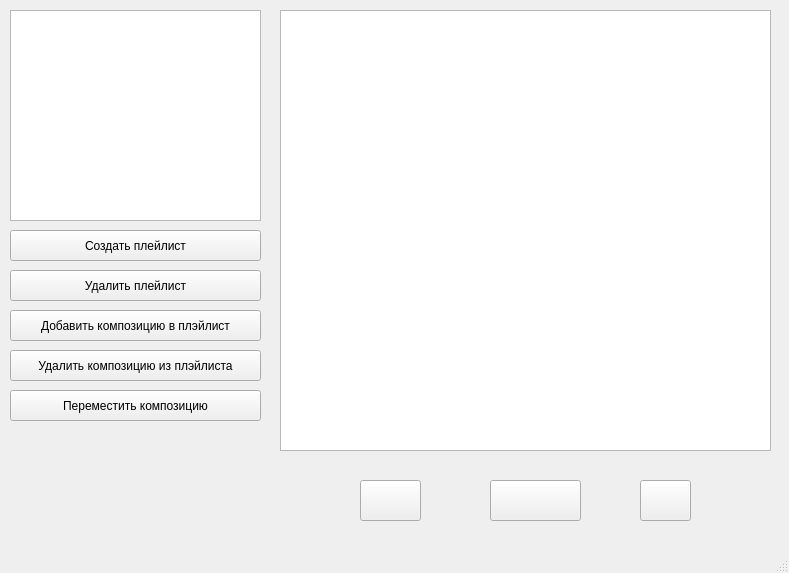
This is ui/MainWindow.ui in Qvert/Player as Qt 5 draws it before an edit. The edited form follows.
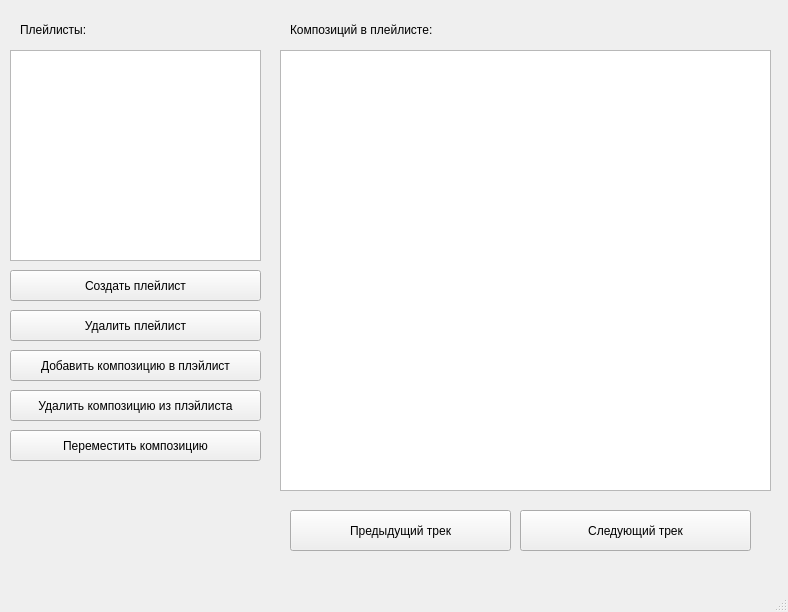
This is the edited form. Icons and pictures are not drawn.

The edit to the form file:
```diff
--- a/ui/MainWindow.ui
+++ b/ui/MainWindow.ui
@@ -6,8 +6,8 @@
    <rect>
     <x>0</x>
     <y>0</y>
-    <width>789</width>
-    <height>573</height>
+    <width>788</width>
+    <height>612</height>
    </rect>
   </property>
   <property name="windowTitle">
@@ -18,7 +18,7 @@
     <property name="geometry">
      <rect>
       <x>10</x>
-      <y>10</y>
+      <y>50</y>
       <width>251</width>
       <height>211</height>
      </rect>
@@ -36,7 +36,7 @@
     <property name="geometry">
      <rect>
       <x>280</x>
-      <y>10</y>
+      <y>50</y>
       <width>491</width>
       <height>441</height>
      </rect>
@@ -46,62 +46,28 @@
       <pointsize>14</pointsize>
      </font>
     </property>
-   </widget>
-   <widget class="QPushButton" name="pause_con">
-    <property name="geometry">
-     <rect>
-      <x>490</x>
-      <y>480</y>
-      <width>91</width>
-      <height>41</height>
-     </rect>
-    </property>
-    <property name="text">
-     <string/>
+    <property name="styleSheet">
+     <string notr="true">color: white;</string>
     </property>
    </widget>
    <widget class="QPushButton" name="prev_track">
     <property name="geometry">
      <rect>
-      <x>360</x>
-      <y>480</y>
-      <width>61</width>
+      <x>290</x>
+      <y>510</y>
+      <width>221</width>
       <height>41</height>
      </rect>
     </property>
     <property name="text">
-     <string/>
-    </property>
-   </widget>
-   <widget class="QPushButton" name="next_track">
-    <property name="geometry">
-     <rect>
-      <x>640</x>
-      <y>480</y>
-      <width>51</width>
-      <height>41</height>
-     </rect>
-    </property>
-    <property name="text">
-     <string/>
-    </property>
-    <property name="icon">
-     <iconset theme="next_">
-      <normalon>kisspng-clip-art-telephone-mobile-phones-openclipart-compu-play-svg-png-icon-free-download-239558-online-5b69d3896c26c2.196513461533662089443.jpg</normalon>
-     </iconset>
-    </property>
-    <property name="iconSize">
-     <size>
-      <width>33</width>
-      <height>33</height>
-     </size>
+     <string>Предыдущий трек</string>
     </property>
    </widget>
    <widget class="QPushButton" name="create_playlist">
     <property name="geometry">
      <rect>
       <x>10</x>
-      <y>230</y>
+      <y>270</y>
       <width>251</width>
       <height>31</height>
      </rect>
@@ -114,7 +80,7 @@
     <property name="geometry">
      <rect>
       <x>10</x>
-      <y>270</y>
+      <y>310</y>
       <width>251</width>
       <height>31</height>
      </rect>
@@ -127,7 +93,7 @@
     <property name="geometry">
      <rect>
       <x>10</x>
-      <y>310</y>
+      <y>350</y>
       <width>251</width>
       <height>31</height>
      </rect>
@@ -140,7 +106,7 @@
     <property name="geometry">
      <rect>
       <x>10</x>
-      <y>350</y>
+      <y>390</y>
       <width>251</width>
       <height>31</height>
      </rect>
@@ -153,7 +119,7 @@
     <property name="geometry">
      <rect>
       <x>10</x>
-      <y>390</y>
+      <y>430</y>
       <width>251</width>
       <height>31</height>
      </rect>
@@ -162,6 +128,45 @@
      <string>Переместить композицию</string>
     </property>
    </widget>
+   <widget class="QLabel" name="label">
+    <property name="geometry">
+     <rect>
+      <x>20</x>
+      <y>20</y>
+      <width>201</width>
+      <height>20</height>
+     </rect>
+    </property>
+    <property name="text">
+     <string>Плейлисты:</string>
+    </property>
+   </widget>
+   <widget class="QLabel" name="label_2">
+    <property name="geometry">
+     <rect>
+      <x>290</x>
+      <y>20</y>
+      <width>201</width>
+      <height>20</height>
+     </rect>
+    </property>
+    <property name="text">
+     <string>Композиций в плейлисте:</string>
+    </property>
+   </widget>
+   <widget class="QPushButton" name="next_track">
+    <property name="geometry">
+     <rect>
+      <x>520</x>
+      <y>510</y>
+      <width>231</width>
+      <height>41</height>
+     </rect>
+    </property>
+    <property name="text">
+     <string>Следующий трек</string>
+    </property>
+   </widget>
   </widget>
   <widget class="QStatusBar" name="statusbar"/>
  </widget>
```
